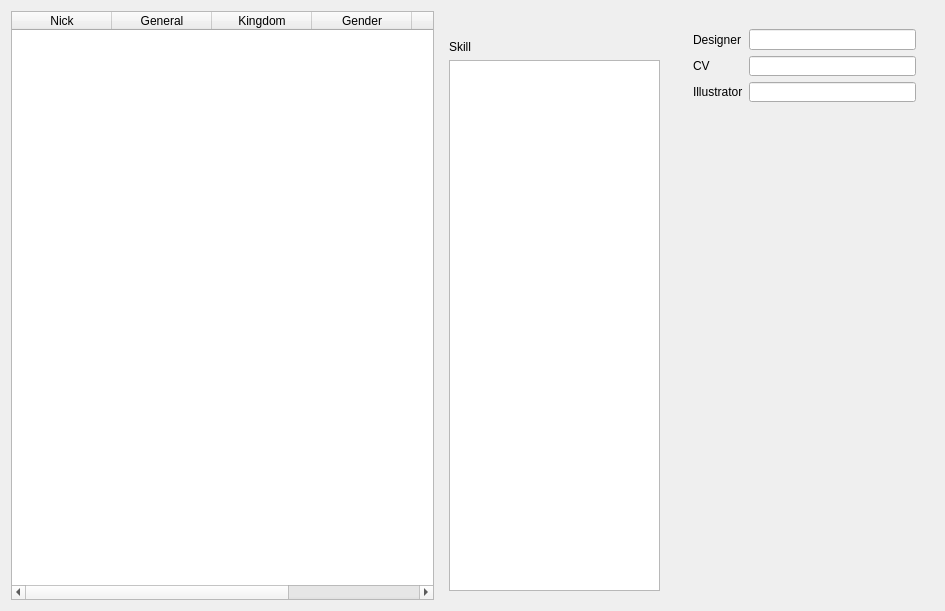
First picture: the form in src/dialog/generaloverview.ui, repository Mogara/QSanguosha, before the edit.
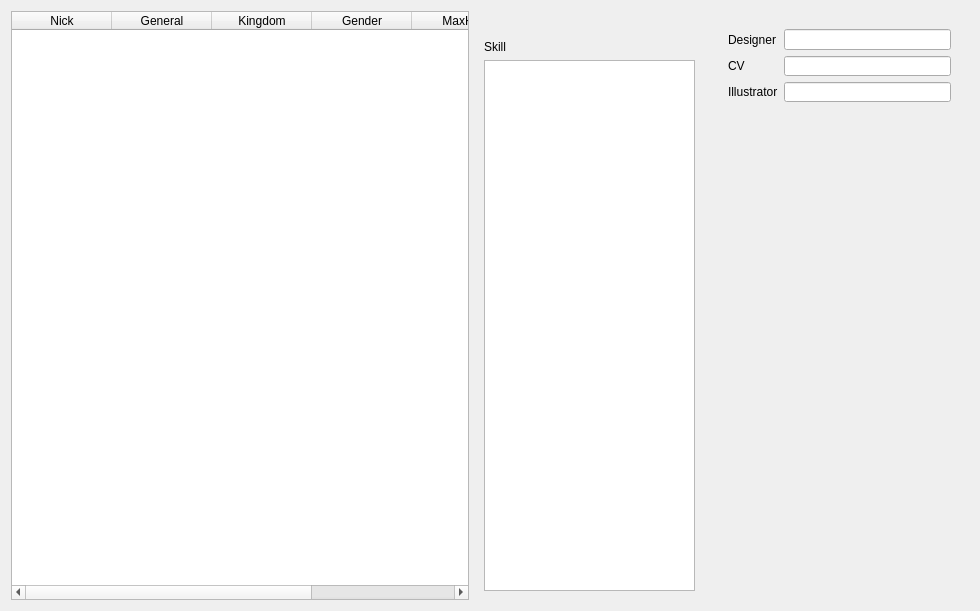
Second picture: the form after the edit. Icons and pictures are not drawn.

What changed in the file:
```diff
--- a/src/dialog/generaloverview.ui
+++ b/src/dialog/generaloverview.ui
@@ -9,7 +9,7 @@
    <rect>
     <x>0</x>
     <y>0</y>
-    <width>945</width>
+    <width>980</width>
     <height>611</height>
    </rect>
   </property>
@@ -211,7 +211,7 @@
              <x>0</x>
              <y>0</y>
              <width>241</width>
-             <height>506</height>
+             <height>477</height>
             </rect>
            </property>
           </widget>
```
Lines whose indentation alone changed are shown as unchanged.
